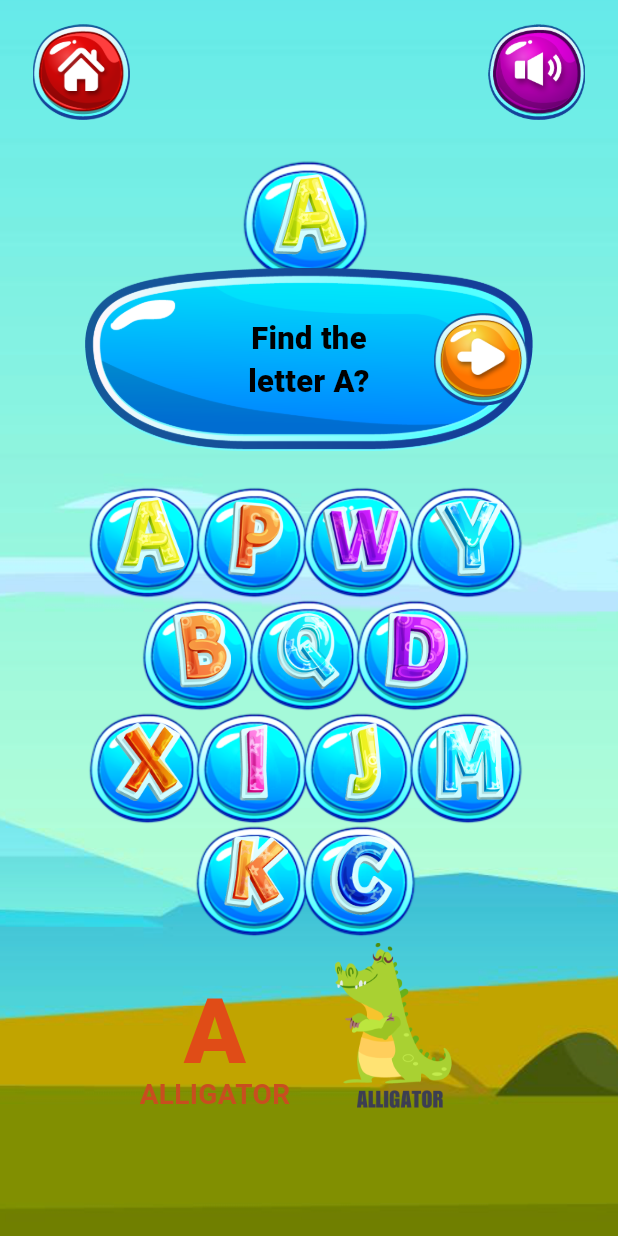
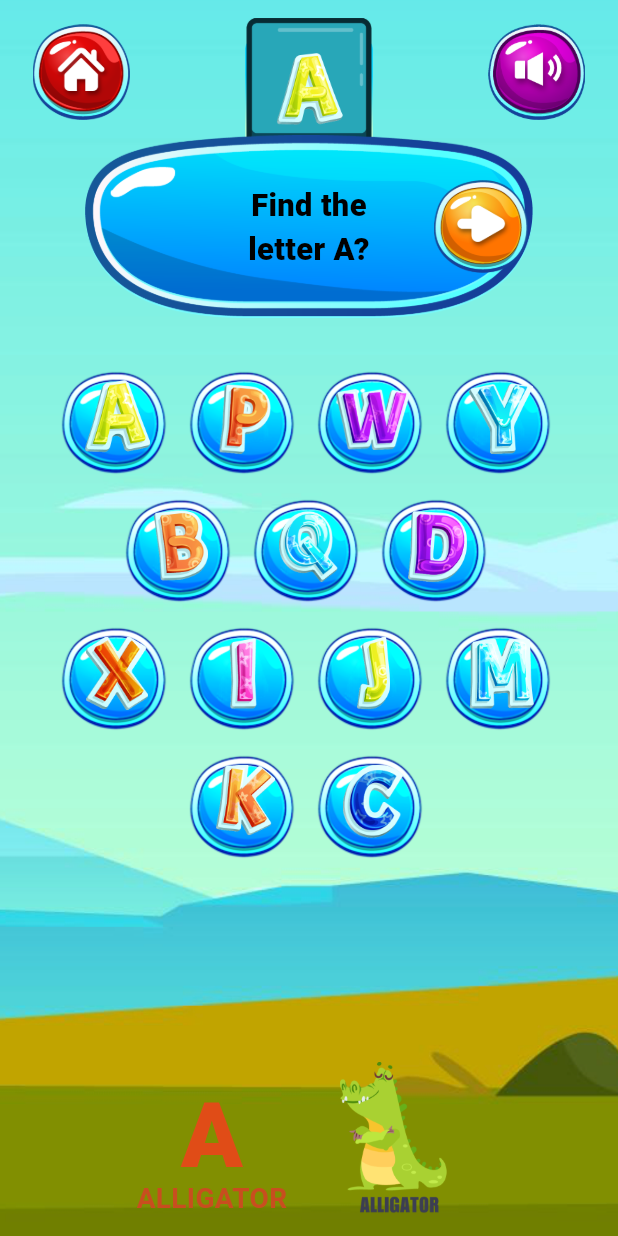
Before and after one commit to Mdkaifee/LearningAbc, a Flutter app: the FindLetterScreen screen opened directly, on a phone screen of 412 x 824 dp. Run offline on Flutter 3.47's test engine with Material 3 defaults, Android fonts, the phone set to English and light mode, and no system bars; our stand-ins replace audioplayers, video_player; Roboto replaces fonts that are missing (Avenir).

Commit message:
Initial commit

```diff
--- a/lib/screens/modules/find_letter_screen.dart
+++ b/lib/screens/modules/find_letter_screen.dart
@@ -42,8 +42,8 @@ class _FindLetterScreenState extends State<FindLetterScreen> {
   @override
   Widget build(BuildContext context) {
     final entry = entryForLetter(_currentLetter);
-    final animalLabel = (entry?.animalName ?? '').toUpperCase();
-    final animalImage = entry?.animalImageName ?? 'Monkey';
+    final animalLabel = _footerAnimalLabel(_currentLetter, entry?.animalName);
+    final animalImage = _footerAnimalImage(_currentLetter, entry?.animalImageName);
 
     return Scaffold(
       body: Stack(
@@ -72,25 +72,22 @@ class _FindLetterScreenState extends State<FindLetterScreen> {
                       _topBar(scale),
                       SizedBox(height: 2 * scale),
                       _header(scale, contentWidth),
-                      SizedBox(height: 2 * scale),
+                      SizedBox(height: 4 * scale),
                       Expanded(
-                        child: Align(
-                          alignment: Alignment.topCenter,
                         child: Column(
-                            mainAxisSize: MainAxisSize.min,
                           children: [
                             _bubbleGrid(
                               scale: scale,
                               contentWidth: contentWidth,
                             ),
-                              SizedBox(height: 8 * scale),
+                            const Spacer(),
                             _animalFooter(
                               scale: scale,
                               animalLabel: animalLabel,
                               animalImage: animalImage,
                             ),
+                            SizedBox(height: 4 * scale),
                           ],
-                          ),
                         ),
                       ),
                     ],
@@ -106,13 +103,21 @@ class _FindLetterScreenState extends State<FindLetterScreen> {
 
   Widget _topBar(double scale) {
     return Row(
+      crossAxisAlignment: CrossAxisAlignment.start,
       children: [
         IconButton(
           onPressed: () => Navigator.of(context).pop(),
           iconSize: 72 * scale,
           icon: AppAssetImage('Home', width: 66 * scale, height: 66 * scale),
         ),
-        const Spacer(),
+        Expanded(
+          child: Center(
+            child: Padding(
+              padding: EdgeInsets.only(top: 4 * scale),
+              child: _topLetterTile(scale),
+            ),
+          ),
+        ),
         IconButton(
           onPressed: () async {
             await AudioService.instance.toggleBackgroundEnabled();
@@ -134,27 +139,26 @@ class _FindLetterScreenState extends State<FindLetterScreen> {
     );
   }
 
+  Widget _topLetterTile(double scale) {
+    return SizedBox(
+      width: 88 * scale,
+      height: 98 * scale,
+      child: Stack(
+        alignment: Alignment.center,
+        children: [
+          AppAssetImage('blue_square_box', width: 88 * scale, height: 98 * scale),
+          AppAssetImage(_currentLetter, width: 50 * scale, height: 50 * scale),
+        ],
+      ),
+    );
+  }
+
   Widget _header(double scale, double contentWidth) {
     final bannerWidth = min(contentWidth, 330 * scale);
     return Column(
       children: [
-        SizedBox(
-          width: 108 * scale,
-          height: 108 * scale,
-          child: Stack(
-            alignment: Alignment.center,
-            children: [
-              const AppAssetImage('bluecircle', fit: BoxFit.contain),
-              AppAssetImage(
-                _currentLetter,
-                width: 56 * scale,
-                height: 56 * scale,
-              ),
-            ],
-          ),
-        ),
         Transform.translate(
-          offset: Offset(0, -18 * scale),
+          offset: Offset(0, -20 * scale),
           child: SizedBox(
             width: bannerWidth,
             height: 124 * scale,
@@ -230,10 +234,20 @@ class _FindLetterScreenState extends State<FindLetterScreen> {
           ),
         ),
         SizedBox(width: 12 * scale),
-        AppAssetImage(
+        ClipRect(
+          child: SizedBox(
+            width: 120 * scale,
+            height: 106 * scale,
+            child: Align(
+              alignment: Alignment.topCenter,
+              heightFactor: 0.82,
+              child: AppAssetImage(
                 animalImage,
-          width: 116 * scale,
-          height: 116 * scale,
+                width: 122 * scale,
+                height: 122 * scale,
+              ),
+            ),
+          ),
         ),
       ],
     );
@@ -244,9 +258,9 @@ class _FindLetterScreenState extends State<FindLetterScreen> {
     var cursor = 0;
     final maxSlots = rows.reduce(max);
     final baseBubbleSize = (contentWidth / maxSlots).clamp(68.0, 86.0);
-    final bubbleSize = baseBubbleSize + (10 * scale);
-    const horizontalOverlapFactor = 0.70;
-    const verticalOverlapFactor = 0.74;
+    final bubbleSize = baseBubbleSize + (3 * scale);
+    const horizontalOverlapFactor = 0.90;
+    const verticalOverlapFactor = 0.90;
 
     return Column(
       mainAxisAlignment: MainAxisAlignment.center,
@@ -357,4 +371,12 @@ class _FindLetterScreenState extends State<FindLetterScreen> {
       );
     });
   }
+
+  String _footerAnimalLabel(String letter, String? fallback) {
+    return (fallback ?? '').toUpperCase();
   }
+
+  String _footerAnimalImage(String letter, String? fallback) {
+    return fallback ?? 'Monkey';
+  }
+}
```
Lines whose indentation alone changed are shown as unchanged.
